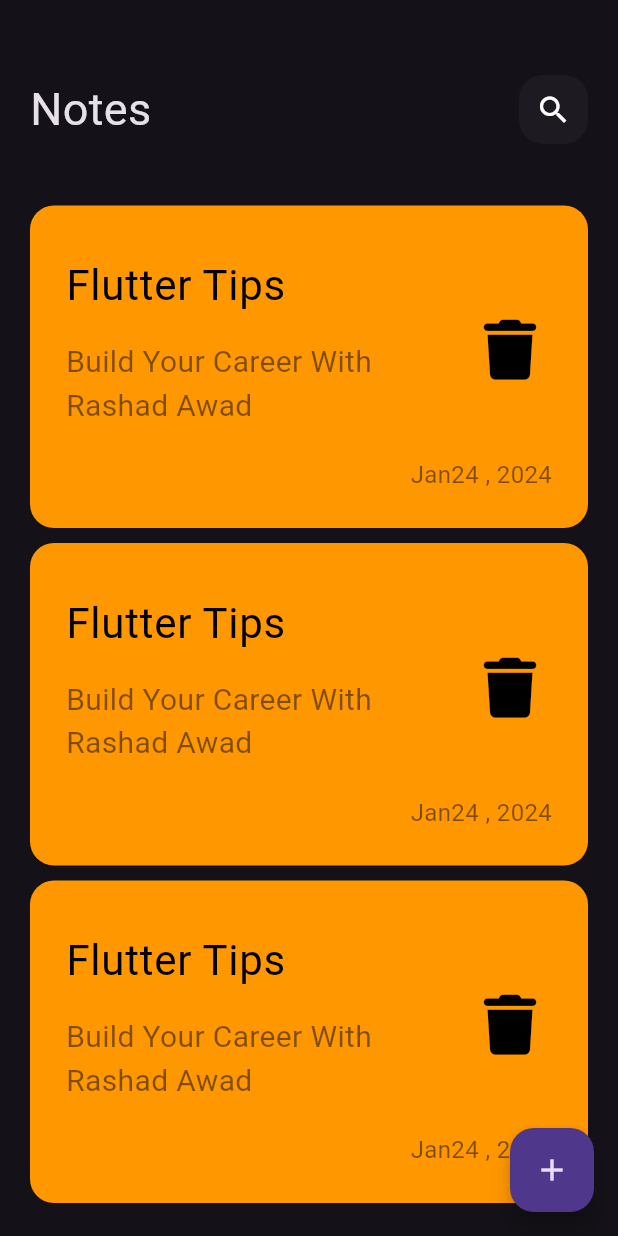
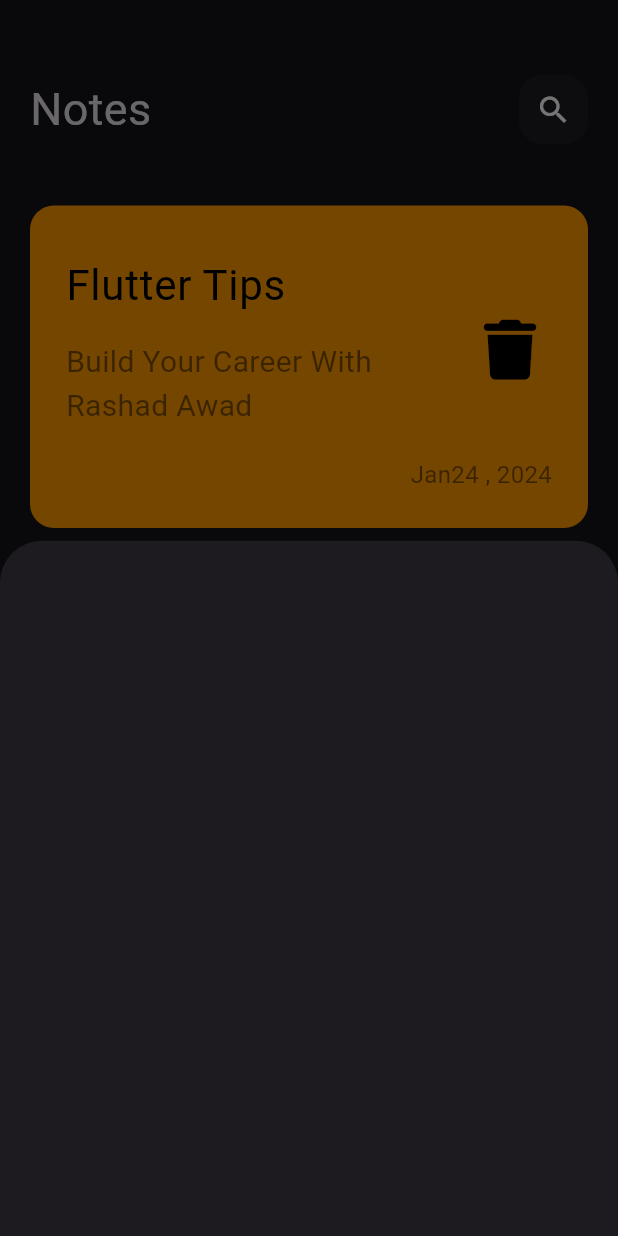
Before and after one commit to RashadAwad14/notes_app, a Flutter app: the screen it shows after launch, after a tap on the "add" icon, on a phone screen of 412 x 824 dp. Run offline on Flutter 3.47's test engine with Material 3 defaults, Android fonts, the phone set to English and light mode, and no system bars; our stand-ins replace font_awesome_flutter, google_fonts; Roboto replaces fonts that are missing (Acme).

Commit message:
some commit comment

```diff
--- /dev/null
+++ b/lib/components/add_note_button_sheet.dart
@@ -0,0 +1,10 @@
+import 'package:flutter/material.dart';
+
+class AddNoteButtonSheet extends StatelessWidget {
+  const AddNoteButtonSheet({super.key});
+
+  @override
+  Widget build(BuildContext context) {
+    return Container();
+  }
+}
--- a/lib/screens/notes_view.dart
+++ b/lib/screens/notes_view.dart
@@ -1,4 +1,5 @@
 import 'package:flutter/material.dart';
+import 'package:notes_app/components/add_note_button_sheet.dart';
 import 'package:notes_app/components/notes_view_body.dart';
 
 class NotesView extends StatelessWidget {
@@ -8,7 +9,13 @@ class NotesView extends StatelessWidget {
   Widget build(BuildContext context) {
     return Scaffold(
       floatingActionButton: FloatingActionButton(
-        onPressed: () {},
+        onPressed: () {
+          showModalBottomSheet(
+              context: context,
+              builder: (context) {
+                return const AddNoteButtonSheet();
+              });
+        },
         child: const Icon(Icons.add),
       ),
       body: const NotesViewBody(),
```
